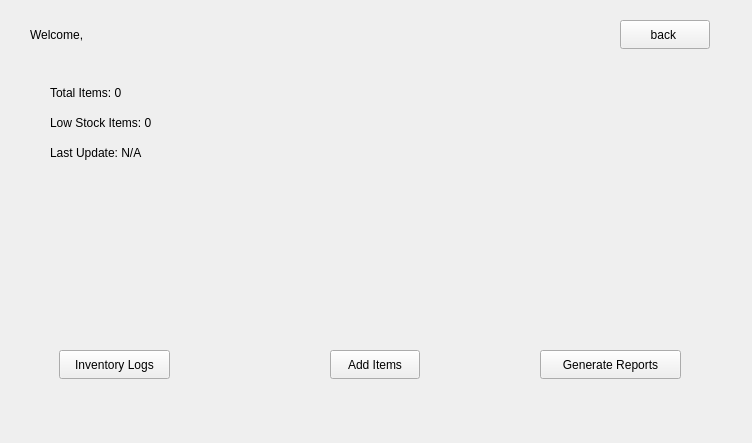
This is dashboard.ui in YUSIFABOOD/Inventory as Qt 5 draws it before an edit. The edited form follows.
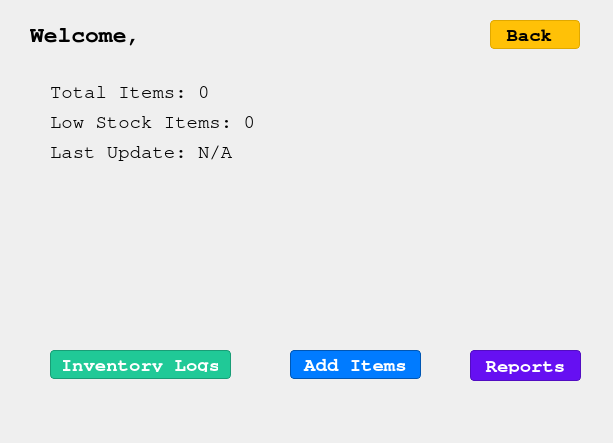
This is the edited form.

Diff of the .ui file:
```diff
--- a/dashboard.ui
+++ b/dashboard.ui
@@ -6,19 +6,28 @@
    <rect>
     <x>0</x>
     <y>0</y>
-    <width>752</width>
+    <width>613</width>
     <height>443</height>
    </rect>
   </property>
   <property name="minimumSize">
    <size>
-    <width>752</width>
+    <width>600</width>
     <height>443</height>
    </size>
   </property>
   <property name="windowTitle">
    <string>Dashboard</string>
   </property>
+  <property name="styleSheet">
+   <string notr="true">QDialog {
+    background-color: #f4f6f9;   /* Soft light gray */
+    color: #212529;              /* Neutral dark text */
+    font-family: &quot;Segoe UI&quot;, sans-serif;
+    font-size: 13px;
+}
+</string>
+  </property>
   <widget class="QLabel" name="welcome_label">
    <property name="geometry">
     <rect>
@@ -28,6 +37,13 @@
      <height>30</height>
     </rect>
    </property>
+   <property name="font">
+    <font>
+     <family>Nimbus Mono PS</family>
+     <pointsize>17</pointsize>
+     <bold>true</bold>
+    </font>
+   </property>
    <property name="text">
     <string>Welcome, </string>
    </property>
@@ -44,6 +60,12 @@
      <height>25</height>
     </rect>
    </property>
+   <property name="font">
+    <font>
+     <family>Nimbus Mono PS</family>
+     <pointsize>14</pointsize>
+    </font>
+   </property>
    <property name="text">
     <string>Total Items: 0</string>
    </property>
@@ -57,6 +79,12 @@
      <height>25</height>
     </rect>
    </property>
+   <property name="font">
+    <font>
+     <family>Nimbus Mono PS</family>
+     <pointsize>14</pointsize>
+    </font>
+   </property>
    <property name="text">
     <string>Low Stock Items: 0</string>
    </property>
@@ -70,6 +98,12 @@
      <height>25</height>
     </rect>
    </property>
+   <property name="font">
+    <font>
+     <family>Nimbus Mono PS</family>
+     <pointsize>14</pointsize>
+    </font>
+   </property>
    <property name="text">
     <string>Last Update: N/A</string>
    </property>
@@ -77,12 +111,38 @@
   <widget class="QPushButton" name="InventoryButton">
    <property name="geometry">
     <rect>
-     <x>59</x>
+     <x>50</x>
      <y>350</y>
-     <width>111</width>
+     <width>181</width>
      <height>29</height>
     </rect>
    </property>
+   <property name="font">
+    <font>
+     <family>Nimbus Mono PS</family>
+     <pointsize>14</pointsize>
+     <bold>true</bold>
+    </font>
+   </property>
+   <property name="styleSheet">
+    <string notr="true">QPushButton#InventoryButton {
+  background-color: #20c997;    /* Modern teal (Bootstrap teal) */
+  color: white;
+  border-style: solid;
+  border-width: 1px;
+  border-color: #199d76;        /* Slightly darker border */
+  border-radius: 4px;
+  padding: 6px 12px;
+  font-weight: bold;
+}
+QPushButton#InventoryButton:hover {
+  background-color: #199d76;
+}
+QPushButton#InventoryButton:pressed {
+  background-color: #157f62;
+}
+</string>
+   </property>
    <property name="text">
     <string>Inventory Logs</string>
    </property>
@@ -90,12 +150,38 @@
   <widget class="QPushButton" name="addItemButton">
    <property name="geometry">
     <rect>
-     <x>330</x>
+     <x>290</x>
      <y>350</y>
-     <width>90</width>
+     <width>131</width>
      <height>29</height>
     </rect>
    </property>
+   <property name="font">
+    <font>
+     <family>Nimbus Mono PS</family>
+     <pointsize>14</pointsize>
+     <bold>true</bold>
+    </font>
+   </property>
+   <property name="styleSheet">
+    <string notr="true">QPushButton#addItemButton {
+  background-color: #007BFF;    /* Bootstrap’s primary blue */
+  color: white;                 /* White text */
+  border-style: solid;
+  border-width: 1px;
+  border-color: #0056b3;        /* Slightly darker blue border */
+  border-radius: 4px;
+  padding: 6px 12px;
+  font-weight: bold;
+}
+QPushButton#addItemButton:hover {
+  background-color: #0056b3;    /* Darker on hover */
+}
+QPushButton#addItemButton:pressed {
+  background-color: #004085;    /* Even darker when pressed */
+}
+</string>
+   </property>
    <property name="text">
     <string>Add Items</string>
    </property>
@@ -103,27 +189,79 @@
   <widget class="QPushButton" name="reportsButton">
    <property name="geometry">
     <rect>
-     <x>540</x>
+     <x>470</x>
      <y>350</y>
-     <width>141</width>
-     <height>29</height>
+     <width>111</width>
+     <height>31</height>
     </rect>
    </property>
+   <property name="font">
+    <font>
+     <family>Nimbus Mono PS</family>
+     <pointsize>14</pointsize>
+     <bold>true</bold>
+    </font>
+   </property>
+   <property name="styleSheet">
+    <string notr="true">QPushButton#reportsButton {
+  background-color: #6610f2;    /* Modern purple (Bootstrap indigo) */
+  color: white;
+  border-style: solid;
+  border-width: 1px;
+  border-color: #520dc2;        /* Darker purple border */
+  border-radius: 4px;
+  padding: 6px 12px;
+  font-weight: bold;
+}
+QPushButton#reportsButton:hover {
+  background-color: #520dc2;
+}
+QPushButton#reportsButton:pressed {
+  background-color: #3d0a91;
+}
+</string>
+   </property>
    <property name="text">
-    <string>Generate Reports</string>
+    <string>Reports</string>
    </property>
   </widget>
   <widget class="QPushButton" name="backButton">
    <property name="geometry">
     <rect>
-     <x>620</x>
+     <x>490</x>
      <y>20</y>
      <width>90</width>
      <height>29</height>
     </rect>
    </property>
+   <property name="font">
+    <font>
+     <family>Nimbus Mono PS</family>
+     <pointsize>14</pointsize>
+     <bold>true</bold>
+    </font>
+   </property>
+   <property name="styleSheet">
+    <string notr="true">QPushButton#backButton {
+  background-color: #FFC107;    /* Bootstrap warning yellow */
+  color: black;                 /* Dark text for contrast */
+  border-style: solid;
+  border-width: 1px;
+  border-color: #e0a800;        /* Slightly darker yellow border */
+  border-radius: 4px;
+  padding: 6px 12px;
+  font-weight: bold;
+}
+QPushButton#backButton:hover {
+  background-color: #e0a800;    /* Darker on hover */
+}
+QPushButton#backButton:pressed {
+  background-color: #c69500;    /* Even darker when pressed */
+}
+</string>
+   </property>
    <property name="text">
-    <string>back </string>
+    <string>Back </string>
    </property>
   </widget>
  </widget>
```
